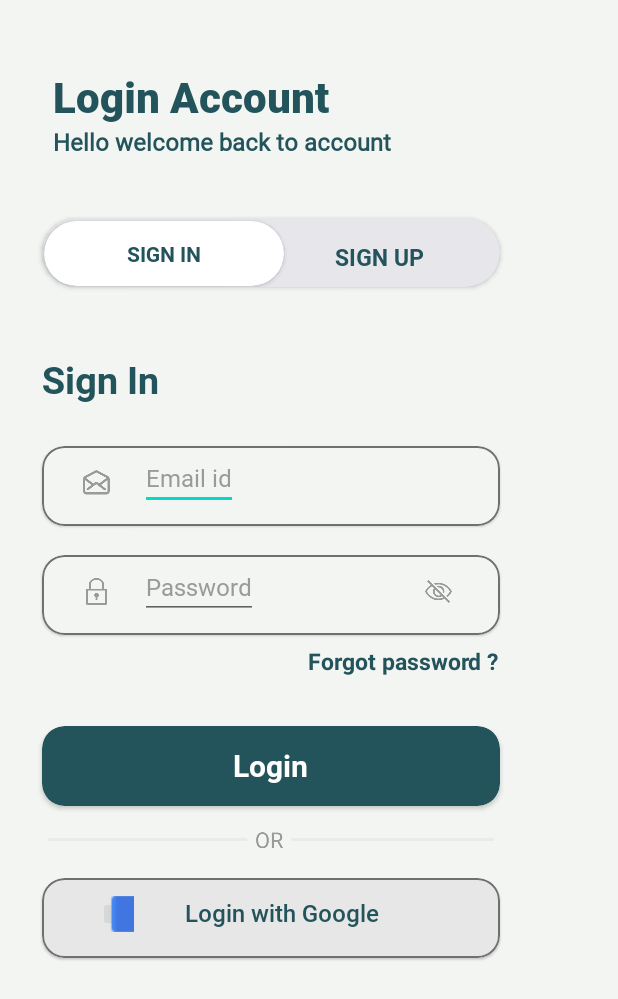
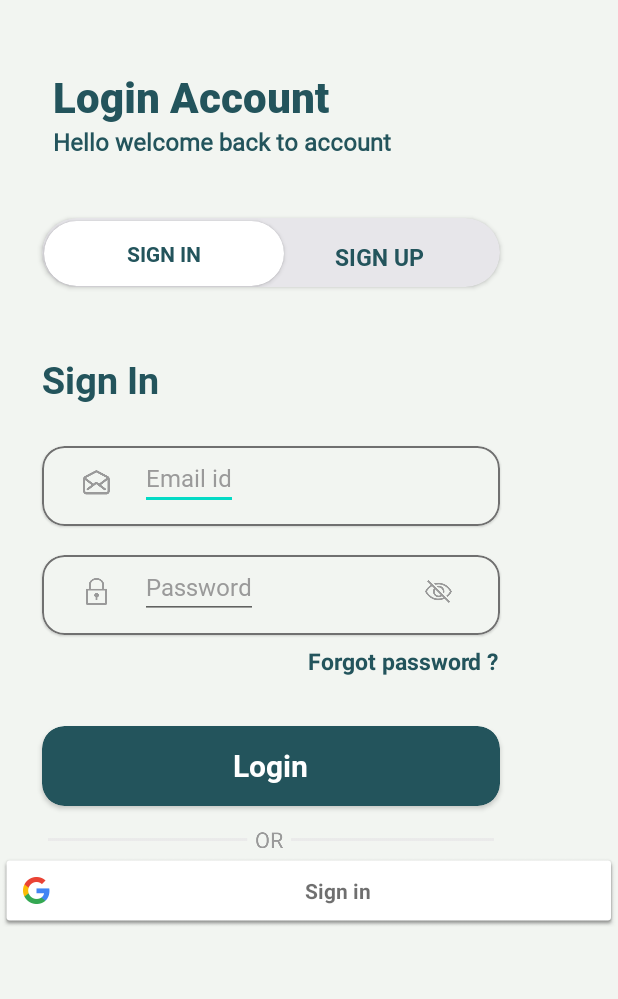
Before and after one commit to RiyaShah08/theExplorer, an Android app: the layout activity_login.xml on its own in the app's theme, with its tools: preview values and no code run, on a phone screen of 412 x 824 dp. Shown: the top 999 px of the screen. Run offline under Robolectric (Android 15) with nearby library versions, the light colour scheme and no system bars.

```diff
--- a/app/build.gradle
+++ b/app/build.gradle
@@ -30,9 +30,9 @@ android {
     kotlinOptions {
         jvmTarget = '1.8'
     }
-    buildFeatures {
+    /*buildFeatures {
         viewBinding true
-    }
+    }*/
 }
 
 dependencies {
--- a/app/src/main/AndroidManifest.xml
+++ b/app/src/main/AndroidManifest.xml
@@ -9,6 +9,9 @@
         android:roundIcon="@mipmap/ic_launcher_round"
         android:supportsRtl="true"
         android:theme="@style/Theme.Travelguideapp">
+        <activity
+            android:name=".login_screen"
+            android:exported="false" />
         <activity
             android:name=".map_activity"
             android:exported="false" />
--- a/app/src/main/res/layout/activity_home.xml
+++ b/app/src/main/res/layout/activity_home.xml
@@ -1,5 +1,7 @@
 <?xml version="1.0" encoding="utf-8"?>
-<androidx.constraintlayout.widget.ConstraintLayout xmlns:android="http://schemas.android.com/apk/res/android"
+
+<androidx.constraintlayout.widget.ConstraintLayout
+    xmlns:android="http://schemas.android.com/apk/res/android"
     xmlns:app="http://schemas.android.com/apk/res-auto"
     xmlns:tools="http://schemas.android.com/tools"
     android:layout_width="match_parent"
--- a/app/src/main/res/layout/activity_login.xml
+++ b/app/src/main/res/layout/activity_login.xml
@@ -1,4 +1,5 @@
 <?xml version="1.0" encoding="utf-8"?>
+
 <androidx.constraintlayout.widget.ConstraintLayout
     xmlns:android="http://schemas.android.com/apk/res/android"
     xmlns:app="http://schemas.android.com/apk/res-auto"
@@ -233,16 +234,25 @@
         </androidx.cardview.widget.CardView>
 
     <ImageView
+        android:id="@+id/imageView"
         android:layout_width="305dp"
         android:layout_height="19dp"
+        android:layout_marginStart="28dp"
         android:layout_marginTop="550dp"
-            android:layout_marginStart="28dp"
         android:src="@drawable/or"
         app:layout_constraintStart_toStartOf="parent"
-            app:layout_constraintTop_toTopOf="parent"/>
+        app:layout_constraintTop_toTopOf="parent" />
 
         #login with google
-        <com.google.android.material.card.MaterialCardView
+
+    <com.google.android.gms.common.SignInButton
+        android:layout_width="match_parent"
+        android:layout_height="wrap_content"
+        android:id="@+id/googlesignin"
+        app:layout_constraintTop_toBottomOf="@+id/imageView" />
+
+
+     <!--   <com.google.android.material.card.MaterialCardView
             android:id="@+id/loginwithgoogle"
             android:layout_width="305dp"
             android:layout_height="53dp"
@@ -279,6 +289,6 @@
                 app:layout_constraintStart_toStartOf="parent"
                 app:layout_constraintTop_toTopOf="parent"/>
 
-        </com.google.android.material.card.MaterialCardView>
+        </com.google.android.material.card.MaterialCardView>-->
 
 </androidx.constraintlayout.widget.ConstraintLayout>
```
Also changed, not shown: app/src/main/java/com/example/travelguideapp/login.kt (+10 -73 lines). Lines whose indentation alone changed are shown as unchanged.
